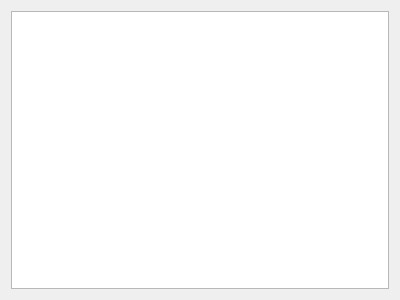
The window that src/jackoutputsdialog.ui (rock-hopper/shuriken) describes before a commit, drawn with Qt 5.
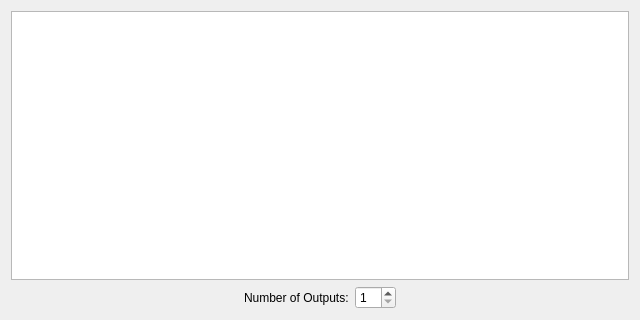
The same window after the commit.

Commit message: allow user to set no. of jack outputs

```diff
--- a/src/jackoutputsdialog.ui
+++ b/src/jackoutputsdialog.ui
@@ -6,8 +6,8 @@
    <rect>
     <x>0</x>
     <y>0</y>
-    <width>400</width>
-    <height>300</height>
+    <width>640</width>
+    <height>320</height>
    </rect>
   </property>
   <property name="windowTitle">
@@ -17,6 +17,50 @@
    <item>
     <widget class="QTableWidget" name="tableWidget"/>
    </item>
+   <item>
+    <layout class="QHBoxLayout" name="horizontalLayout">
+     <item>
+      <spacer name="horizontalSpacer">
+       <property name="orientation">
+        <enum>Qt::Horizontal</enum>
+       </property>
+       <property name="sizeHint" stdset="0">
+        <size>
+         <width>40</width>
+         <height>20</height>
+        </size>
+       </property>
+      </spacer>
+     </item>
+     <item>
+      <widget class="QLabel" name="label">
+       <property name="text">
+        <string>Number of Outputs:</string>
+       </property>
+      </widget>
+     </item>
+     <item>
+      <widget class="QSpinBox" name="spinBox_NumOutputs">
+       <property name="minimum">
+        <number>1</number>
+       </property>
+      </widget>
+     </item>
+     <item>
+      <spacer name="horizontalSpacer_2">
+       <property name="orientation">
+        <enum>Qt::Horizontal</enum>
+       </property>
+       <property name="sizeHint" stdset="0">
+        <size>
+         <width>40</width>
+         <height>20</height>
+        </size>
+       </property>
+      </spacer>
+     </item>
+    </layout>
+   </item>
   </layout>
  </widget>
  <resources/>
```
The commit also changes 9 other files.
